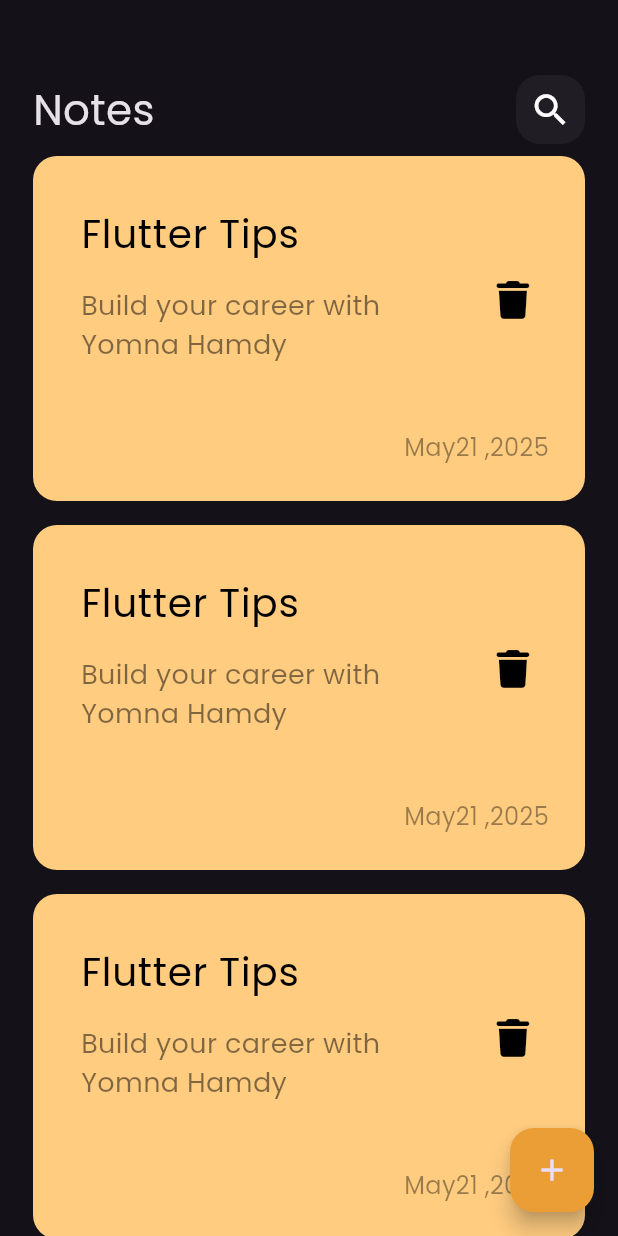
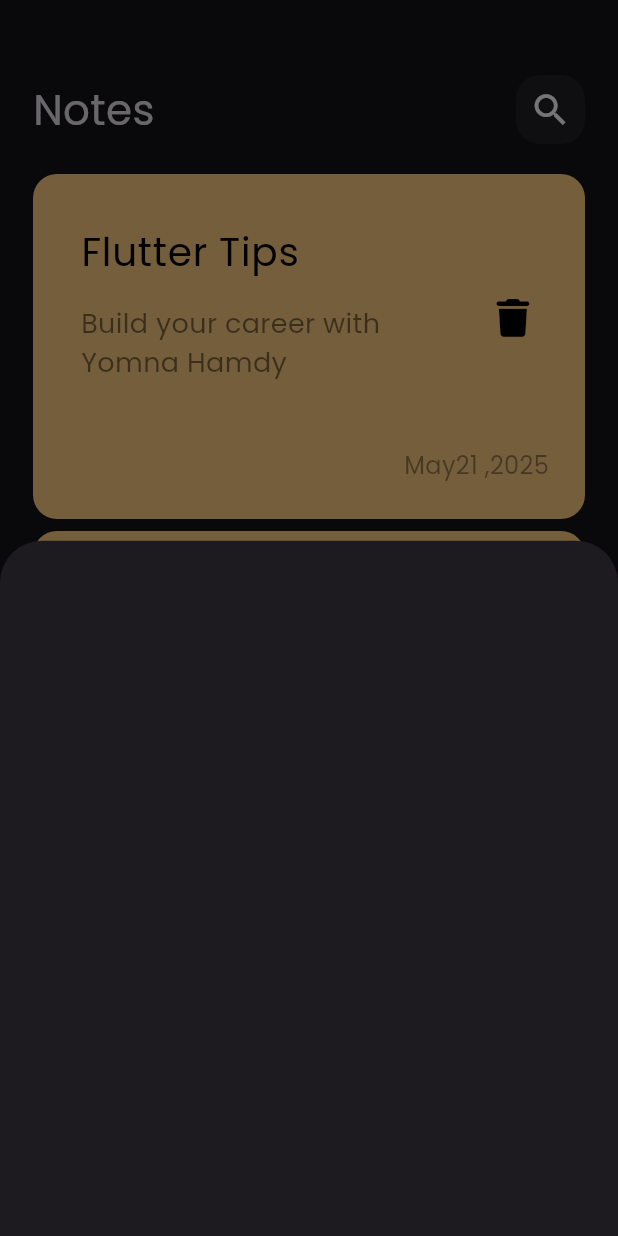
Before and after one commit to yomnaahmed134/notes_app, a Flutter app: the screen it shows after launch, after a tap on the "add" icon, on a phone screen of 412 x 824 dp. Run offline on Flutter 3.47's test engine with Material 3 defaults, Android fonts, the phone set to English and light mode, and no system bars; our stand-ins replace font_awesome_flutter.

Commit message:
add note bottom sheet

```diff
--- a/lib/views/notes_view.dart
+++ b/lib/views/notes_view.dart
@@ -1,4 +1,5 @@
 import 'package:flutter/material.dart';
+import 'package:notes_app/views/widgets/add_note_bottom_sheet.dart';
 import 'package:notes_app/views/widgets/notes_view_body.dart';
 
 class NotesView extends StatelessWidget {
@@ -8,7 +9,14 @@ class NotesView extends StatelessWidget {
   Widget build(BuildContext context) {
     return Scaffold(
       floatingActionButton: FloatingActionButton(
-        onPressed: () {},
+        onPressed: () {
+          showModalBottomSheet(
+            context: context,
+            builder: (context) {
+              return AddNoteBottomSheet(); //you must put custom widget
+            },
+          );
+        },
         backgroundColor: const Color.fromARGB(255, 236, 158, 54),
         child: Icon(Icons.add),
       ),
--- /dev/null
+++ b/lib/views/widgets/add_note_bottom_sheet.dart
@@ -0,0 +1,10 @@
+import 'package:flutter/material.dart';
+
+class AddNoteBottomSheet extends StatelessWidget {
+  const AddNoteBottomSheet({super.key});
+
+  @override
+  Widget build(BuildContext context) {
+    return Container();
+  }
+}
--- a/lib/views/widgets/notes_list_view.dart
+++ b/lib/views/widgets/notes_list_view.dart
@@ -6,13 +6,17 @@ class NotesListView extends StatelessWidget {
 
   @override
   Widget build(BuildContext context) {
-    return ListView.builder(
-      itemBuilder: (context, index) {
-        return const Padding(
-          padding:  EdgeInsets.symmetric(vertical: 8.0),
-          child:  NoteItem(),
-        );
-      },
+    return Padding(
+      padding: const EdgeInsets.symmetric(vertical: 16.0),
+      child: ListView.builder(
+        padding: EdgeInsets.zero,
+        itemBuilder: (context, index) {
+          return const Padding(
+            padding: EdgeInsets.symmetric(vertical: 4.0),
+            child: NoteItem(),
+          );
+        },
+      ),
     );
   }
 }
```
